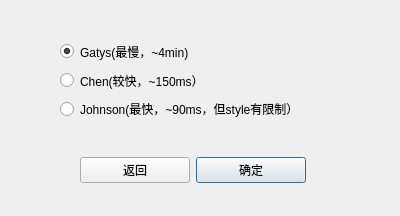
First picture: the form in gui/select_algorithm.ui, repository ZYFZYF/Image-Style-Transfer, before the edit.
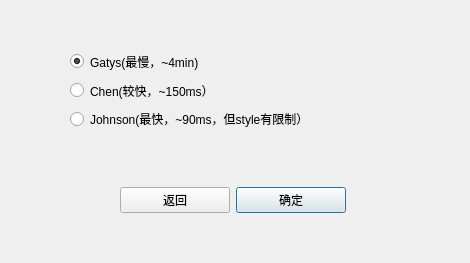
Second picture: the form after the edit.

Diff of the .ui file:
```diff
--- a/gui/select_algorithm.ui
+++ b/gui/select_algorithm.ui
@@ -6,8 +6,8 @@
    <rect>
     <x>0</x>
     <y>0</y>
-    <width>400</width>
-    <height>216</height>
+    <width>470</width>
+    <height>263</height>
    </rect>
   </property>
   <property name="windowTitle">
@@ -16,9 +16,9 @@
   <widget class="QWidget" name="verticalLayoutWidget">
    <property name="geometry">
     <rect>
-     <x>60</x>
-     <y>40</y>
-     <width>278</width>
+     <x>70</x>
+     <y>50</y>
+     <width>341</width>
      <height>80</height>
     </rect>
    </property>
@@ -52,8 +52,8 @@
   <widget class="QWidget" name="horizontalLayoutWidget">
    <property name="geometry">
     <rect>
-     <x>80</x>
-     <y>130</y>
+     <x>120</x>
+     <y>160</y>
      <width>226</width>
      <height>80</height>
     </rect>
```
